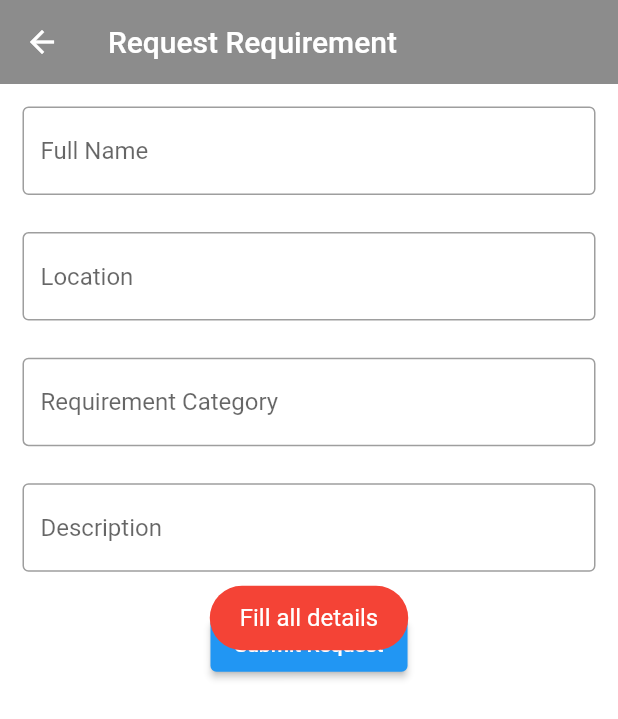
After one commit to antojosu/Athijeevana, a Flutter app: the RequestRequirement screen opened directly, after a tap on "Submit Request", on a phone screen of 412 x 824 dp. The commit adds this screen. Shown: the top 719 px of the screen. Run offline on Flutter 3.47's test engine with Material 2 defaults, Android fonts, the phone set to English and light mode, and no system bars; our stand-ins replace cloud_firestore, dio, firebase_auth, firebase_core, fluttertoast, responsive_sizer; accounts and stored records are empty.

Commit message:
Added request function feature

```diff
--- /dev/null
+++ b/lib/screens/requestRequirement.dart
@@ -0,0 +1,120 @@
+import 'package:athijeevana/screens/home.dart';
+import 'package:cloud_firestore/cloud_firestore.dart';
+import 'package:firebase_auth/firebase_auth.dart';
+import 'package:flutter/material.dart';
+
+import 'package:responsive_sizer/responsive_sizer.dart';
+import 'package:fluttertoast/fluttertoast.dart';
+
+class RequestRequirement extends StatelessWidget {
+  late String name, place, category, description;
+  final FirebaseAuth auth = FirebaseAuth.instance;
+  final myController = TextEditingController();
+
+  final myController1 = TextEditingController();
+  final myController2 = TextEditingController();
+
+  final myController3 = TextEditingController();
+  void submitData(BuildContext context) {
+    name = myController.text;
+    place = myController1.text;
+    category = myController2.text.toLowerCase();
+    description = myController3.text;
+    var uid = auth.currentUser!.uid;
+    var phonenumber = auth.currentUser!.phoneNumber;
+    category = category.trim();
+    DocumentReference<Map<String, dynamic>> request =
+        FirebaseFirestore.instance.collection('requirement').doc(category);
+    var myJSONObj = {
+      "uid": uid,
+      "fullname": name,
+      "place": place,
+      "category": category,
+      "description": description,
+      "phone": phonenumber
+    };
+    request
+        .set(myJSONObj)
+        .then((value) => print("Request with CustomID added"))
+        .catchError((error) => print("Failed to add Request: $error"));
+
+    Navigator.push(context, MaterialPageRoute(builder: (context) => Home()));
+  }
+
+  @override
+  Widget build(BuildContext context) {
+    return Scaffold(
+      backgroundColor: Colors.white,
+      appBar: AppBar(
+        elevation: 0,
+        backgroundColor: Colors.black45,
+        title: Text(
+          "Request Requirement",
+        ),
+      ),
+      body: SingleChildScrollView(
+        child: Container(
+          padding: EdgeInsets.all(15),
+          child: Column(
+            children: [
+              TextFormField(
+                controller: myController,
+                decoration: InputDecoration(
+                    border: OutlineInputBorder(), hintText: 'Full Name'),
+              ),
+              SizedBox(
+                height: 3.h,
+              ),
+              TextFormField(
+                controller: myController1,
+                decoration: InputDecoration(
+                    border: OutlineInputBorder(), hintText: 'Location'),
+              ),
+              SizedBox(
+                height: 3.h,
+              ),
+              TextFormField(
+                controller: myController2,
+                decoration: InputDecoration(
+                    border: OutlineInputBorder(),
+                    hintText: 'Requirement Category'),
+              ),
+              SizedBox(
+                height: 3.h,
+              ),
+              TextFormField(
+                controller: myController3,
+                decoration: InputDecoration(
+                    border: OutlineInputBorder(), hintText: 'Description'),
+              ),
+              SizedBox(
+                height: 3.h,
+              ),
+              ElevatedButton(
+                  onPressed: () {
+                    if (myController.text.isNotEmpty &&
+                        myController1.text.isNotEmpty &&
+                        myController2.text.isNotEmpty &&
+                        myController3.text.isNotEmpty) {
+                      submitData(context);
+                    } else {
+                      Fluttertoast.showToast(
+                          msg: "Fill all details",
+                          toastLength: Toast.LENGTH_SHORT,
+                          gravity: ToastGravity.CENTER,
+                          timeInSecForIosWeb: 1,
+                          backgroundColor: Colors.red,
+                          textColor: Colors.white,
+                          fontSize: 16.0);
+                    }
+                  },
+                  child: Container(
+                    child: Text("Submit Request"),
+                  ))
+            ],
+          ),
+        ),
+      ),
+    );
+  }
+}
--- a/lib/screens/requirement_home.dart
+++ b/lib/screens/requirement_home.dart
@@ -1,3 +1,4 @@
+import 'package:athijeevana/screens/requestRequirement.dart';
 import 'package:athijeevana/widgets/catCard.dart';
 import 'package:flutter/material.dart';
 import 'package:responsive_sizer/responsive_sizer.dart';
@@ -92,12 +93,26 @@ class _requirementCovidState extends State<requirementCovid> {
             SizedBox(
               height: 3.h,
             ),
+            Row(
+              mainAxisAlignment: MainAxisAlignment.spaceBetween,
+              children: [
                 Text(
                   "Latest Requirement Request",
                   style: TextStyle(
                       color: Colors.blueGrey[900],
                       fontSize: 17,
                       fontWeight: FontWeight.w600),
+                ),
+                ElevatedButton(
+                  child: Container(
+                    child: FittedBox(child: Text("Add New Request")),
+                  ),
+                  onPressed: () => Navigator.push(
+                      context,
+                      MaterialPageRoute(
+                          builder: (context) => RequestRequirement())),
+                )
+              ],
             )
           ],
         ),
```
Lines whose indentation alone changed are shown as unchanged.
